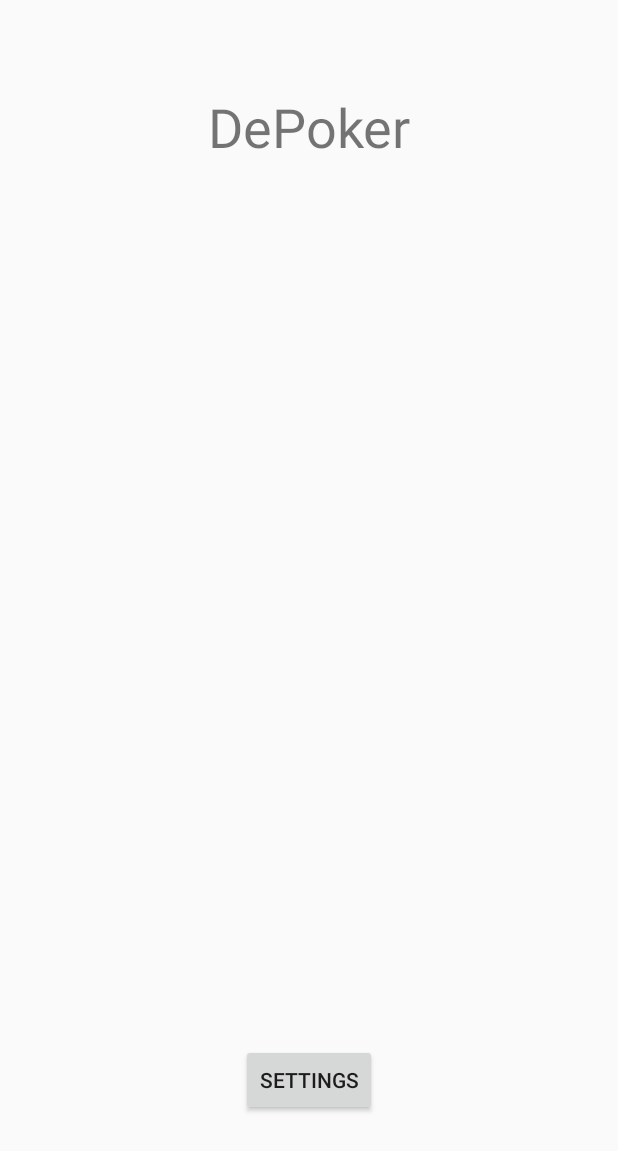
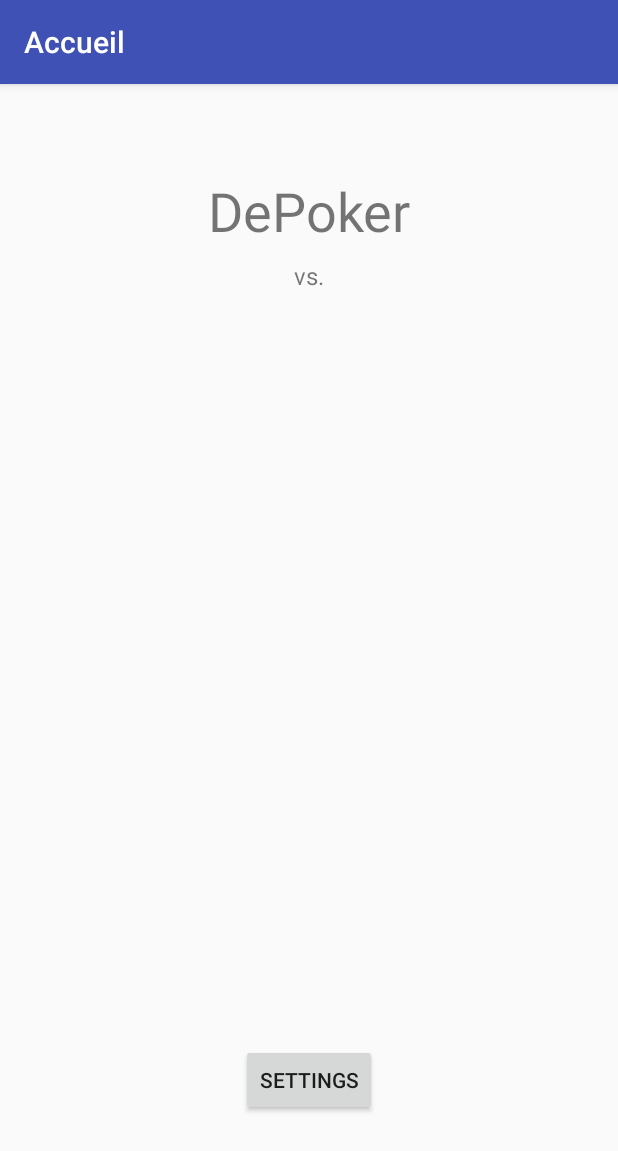
Before and after one commit to Hydroxycarbamide/depoker, an Android app: the screen it shows after launch (Accueil), after a tap on "OK", on a phone screen of 412 x 824 dp. Shown: the top 1151 px of the screen. Run offline under Robolectric (Android 15) with nearby library versions, the phone set to English and light mode, and no system bars.

Commit message:
Added database (now working) and registering function of players name into the database

```diff
--- a/app/src/main/AndroidManifest.xml
+++ b/app/src/main/AndroidManifest.xml
@@ -9,17 +9,21 @@
         android:roundIcon="@mipmap/ic_launcher_round"
         android:supportsRtl="true"
         android:theme="@style/AppTheme">
-        <activity android:name=".MainActivity">
+        <activity
+            android:name=".MainActivity"
+
+            android:parentActivityName=".Accueil">
+
+        </activity>
+        <activity
+            android:name=".Accueil"
+            android:label="@string/title_activity_accueil">
             <intent-filter>
                 <action android:name="android.intent.action.MAIN" />
 
                 <category android:name="android.intent.category.LAUNCHER" />
             </intent-filter>
         </activity>
-        <activity
-            android:name=".Accueil"
-            android:label="@string/title_activity_accueil"
-            android:theme="@style/AppTheme.NoActionBar"></activity>
     </application>
 
 </manifest>
--- a/app/src/main/java/com/cabanettes/axel/nguyen/eric/depoker/Accueil.java
+++ b/app/src/main/java/com/cabanettes/axel/nguyen/eric/depoker/Accueil.java
@@ -3,20 +3,55 @@ package com.cabanettes.axel.nguyen.eric.depoker;
 import android.content.Intent;
 import android.os.Bundle;
 import android.support.v7.app.AppCompatActivity;
+import android.util.Log;
+import android.widget.TextView;
+
+import java.util.List;
 
 public class Accueil extends AppCompatActivity {
+
+    public static DatabaseHandler db;
 
     @Override
     protected void onCreate(Bundle savedInstanceState) {
         super.onCreate(savedInstanceState);
         setContentView(R.layout.content_accueil);
 
-        Intent intent = getIntent();
-        String player1 = intent.getStringExtra(MainActivity.PLAYER1);
-        String player2 = intent.getStringExtra(MainActivity.PLAYER2);
+        db = new DatabaseHandler(this);
+
+        if(db.getJoueursCount()==0)
+            startActivity(new Intent(this, MainActivity.class));
+        else {
+
+
+            this.verif();
+
+            String player1 = db.getJoueur(1).getName();
+            String player2 = db.getJoueur(2).getName();
+
+            TextView t = (TextView) findViewById(R.id.versus);
+            t.setText(player1 + " vs. " + player2);
+        }
+
+
+
+
+
+
 
     }
 
+    private void verif(){
+        //Log (Static args)
+        Log.d("Number players:",""+db.getJoueursCount());
+        Log.d("Reading: ", "Reading all contacts..");
+        List<Joueur> joueurs = db.getAllJoueurs();
+        for (Joueur joueur : joueurs) {
+            String log = "Id: " + joueur.getIdJoueur() + " ,Name: " + joueur.getName();
+            // Writing Contacts to log
+            Log.d("Name: ", log);
+        }
+    }
 
 
 }
--- a/app/src/main/java/DatabaseHandler.java
+++ b/app/src/main/java/com/cabanettes/axel/nguyen/eric/depoker/DatabaseHandler.java
@@ -1,8 +1,14 @@
+package com.cabanettes.axel.nguyen.eric.depoker;
+
 import android.content.ContentValues;
 import android.content.Context;
 import android.database.Cursor;
 import android.database.sqlite.SQLiteDatabase;
 import android.database.sqlite.SQLiteOpenHelper;
+import android.util.Log;
+
+import java.util.ArrayList;
+import java.util.List;
 
 /**
  * Created by Eric on 13/03/2018.
@@ -10,6 +16,8 @@ import android.database.sqlite.SQLiteOpenHelper;
 
 
 public class DatabaseHandler extends SQLiteOpenHelper {
+
+    private static final int DATABASE_VERSION = 1;
 
     // Database Name
     private static final String DATABASE_NAME = "JoueurManager";
@@ -23,12 +31,13 @@ public class DatabaseHandler extends SQLiteOpenHelper {
 
 
     public DatabaseHandler(Context context) {
-        super(context, DATABASE_NAME, null, 1);
+        super(context, DATABASE_NAME, null, DATABASE_VERSION);
     }
 
     @Override
     public void onCreate(SQLiteDatabase sqLiteDatabase) {
-        String  CREATE_JOUEUR_TABLE = "CREATE TABLE "+TABLE_JOUEUR+"("+ KEY_ID + " INTEGER PRIMARY KEY,"+ KEY_NAME+"TEXT)";
+        String CREATE_JOUEUR_TABLE = "CREATE TABLE " + TABLE_JOUEUR + "(" + KEY_ID + " INTEGER PRIMARY KEY, " + KEY_NAME + " STRING" + ")";
+        Log.d("Create ", "Table created");
         sqLiteDatabase.execSQL(CREATE_JOUEUR_TABLE);
     }
 
@@ -55,9 +64,9 @@ public class DatabaseHandler extends SQLiteOpenHelper {
     public Joueur getJoueur(int id) {
         SQLiteDatabase db = this.getReadableDatabase();
 
-        Cursor cursor = db.query(TABLE_JOUEUR, new String[] { KEY_ID,
+        Cursor cursor = db.query(TABLE_JOUEUR, new String[]{KEY_ID,
                         KEY_NAME}, KEY_ID + "=?",
-                new String[] { String.valueOf(id) }, null, null, null, null);
+                new String[]{String.valueOf(id)}, null, null, null, null);
         if (cursor != null)
             cursor.moveToFirst();
 
@@ -67,8 +76,29 @@ public class DatabaseHandler extends SQLiteOpenHelper {
         return joueur;
     }
 
+    //SELECT * FROM JOUEUR
+    public List<Joueur> getAllJoueurs() {
+        List<Joueur> joueurList = new ArrayList<Joueur>();
+
+        // Select All Query
+        String selectQuery = "SELECT  * FROM " + TABLE_JOUEUR;
+
+        SQLiteDatabase db = this.getWritableDatabase();
+        Cursor cursor = db.rawQuery(selectQuery, null);
+
+        if (cursor.moveToFirst()) {
+            do {
+                Joueur joueur = new Joueur();
+                joueur.setIdJoueur(Integer.parseInt(cursor.getString(0)));
+                joueur.setName(cursor.getString(1));
+                joueurList.add(joueur);
+            } while (cursor.moveToNext());
+        }
+        return joueurList;
+    }
+
     //UPDATE
-    public int updateContact(Joueur joueur) {
+    public int updateJoueur(Joueur joueur) {
         SQLiteDatabase db = this.getWritableDatabase();
 
         ContentValues values = new ContentValues();
@@ -76,6 +106,25 @@ public class DatabaseHandler extends SQLiteOpenHelper {
 
         // updating row
         return db.update(TABLE_JOUEUR, values, KEY_ID + " = ?",
-                new String[] { String.valueOf(joueur.getIdJoueur()) });
+                new String[]{String.valueOf(joueur.getIdJoueur())});
+    }
+
+    //COUNT
+    /*public int getJoueursCount() {
+        String countQuery = "SELECT * FROM " + TABLE_JOUEUR;
+        SQLiteDatabase db = this.getReadableDatabase();
+        Cursor cursor = db.rawQuery(countQuery, null);
+        cursor.close();
+        return cursor.getCount();
+    }*/
+
+    public int getJoueursCount() {
+        String countQuery = "SELECT COUNT(*) FROM " + TABLE_JOUEUR;
+        SQLiteDatabase db = this.getReadableDatabase();
+        Cursor cursor = db.rawQuery(countQuery, null);
+        cursor.moveToFirst();
+        int count = cursor.getInt(0);
+        cursor.close();
+        return count;
     }
 }
--- a/app/src/main/java/Joueur.java
+++ b/app/src/main/java/com/cabanettes/axel/nguyen/eric/depoker/Joueur.java
@@ -1,3 +1,5 @@
+package com.cabanettes.axel.nguyen.eric.depoker;
+
 /**
  * Created by Eric on 13/03/2018.
  */
@@ -6,11 +8,15 @@ public class Joueur {
     int idJoueur;
     String name;
 
+    public Joueur(){}
+
     public Joueur(int idJoueur, String name){
         this.idJoueur = idJoueur;
         this.name = name;
 
     }
+
+    public Joueur(String name){this.name = name;}
 
     public String getName() {
         return name;
--- a/app/src/main/java/com/cabanettes/axel/nguyen/eric/depoker/MainActivity.java
+++ b/app/src/main/java/com/cabanettes/axel/nguyen/eric/depoker/MainActivity.java
@@ -3,19 +3,21 @@ package com.cabanettes.axel.nguyen.eric.depoker;
 import android.content.Intent;
 import android.support.v7.app.AppCompatActivity;
 import android.os.Bundle;
+import android.util.Log;
 import android.view.View;
 import android.widget.Button;
 import android.widget.EditText;
 
 public class MainActivity extends AppCompatActivity {
 
-    public static final String PLAYER1 = "com.example.myfirstapp.PLAYER1";
-    public static final String PLAYER2 = "com.example.myfirstapp.PLAYER2";
 
     @Override
     protected void onCreate(Bundle savedInstanceState) {
         super.onCreate(savedInstanceState);
         setContentView(R.layout.activity_main);
+
+
+
         Button btnRegister = (Button) findViewById(R.id.btnRegister);
         btnRegister.setOnClickListener(new View.OnClickListener() {
             @Override
@@ -32,8 +34,13 @@ public class MainActivity extends AppCompatActivity {
         EditText joueur2 = (EditText) findViewById(R.id.editTextPlayer2);
         String nomJoueur1 = joueur1.getText().toString();
         String nomJoueur2 = joueur2.getText().toString();
-        intent.putExtra(PLAYER1, nomJoueur1);
-        intent.putExtra(PLAYER2, nomJoueur2);
+        Joueur j1 = new Joueur(nomJoueur1);
+        Joueur j2 = new Joueur(nomJoueur2);
+        Log.d("Insert: ", "Inserting ..");
+        Accueil.db.addJoueur(j1);
+        Accueil.db.addJoueur(j2);
+
+
         startActivity(intent);
 
 
--- a/app/src/main/res/layout/content_accueil.xml
+++ b/app/src/main/res/layout/content_accueil.xml
@@ -31,4 +31,16 @@
         app:layout_constraintHorizontal_bias="0.5"
         app:layout_constraintStart_toStartOf="parent" />
 
+    <TextView
+        android:id="@+id/versus"
+        android:layout_width="wrap_content"
+        android:layout_height="wrap_content"
+        android:layout_marginEnd="8dp"
+        android:layout_marginStart="8dp"
+        android:layout_marginTop="8dp"
+        android:textSize="@dimen/sm"
+        app:layout_constraintEnd_toEndOf="parent"
+        app:layout_constraintStart_toStartOf="parent"
+        app:layout_constraintTop_toBottomOf="@+id/title" />
+
 </android.support.constraint.ConstraintLayout>
```
